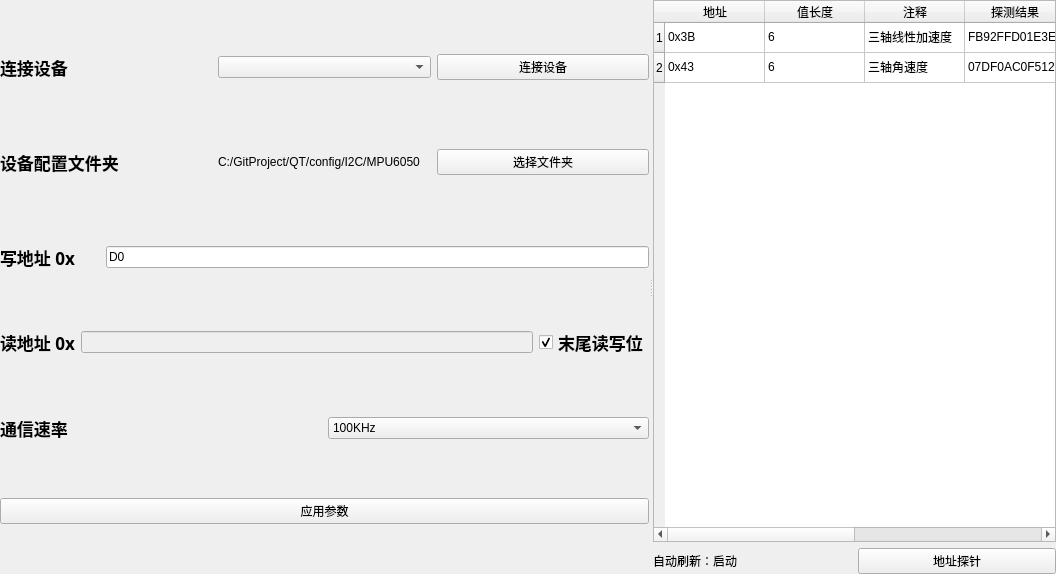
This is thirdTarget_I2CTool/IICDeviceEach.ui in Yecgaa1/WirelessMonitor as Qt 5 draws it before an edit. The edited form follows.
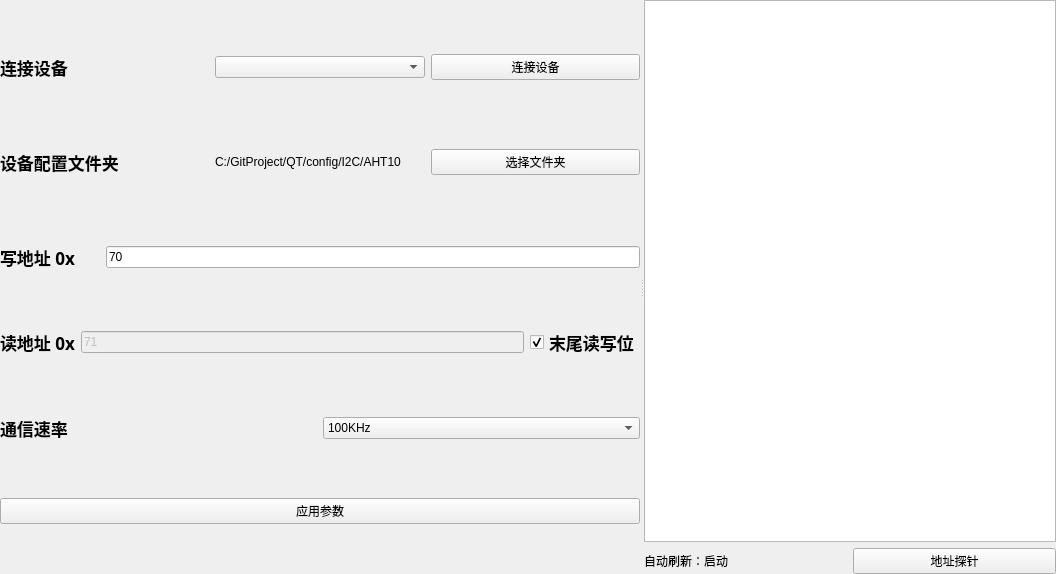
This is the edited form. Custom widgets are drawn as their Qt base class.

Patch:
```diff
--- a/thirdTarget_I2CTool/IICDeviceEach.ui
+++ b/thirdTarget_I2CTool/IICDeviceEach.ui
@@ -101,7 +101,7 @@
          <item>
           <widget class="QLabel" name="DeviceFile">
            <property name="text">
-            <string>C:/GitProject/QT/config/I2C/MPU6050</string>
+            <string>C:/GitProject/QT/config/I2C/AHT10</string>
            </property>
           </widget>
          </item>
@@ -139,7 +139,7 @@
          <item>
           <widget class="FluLineEdit" name="ADDR_W">
            <property name="text">
-            <string>D0</string>
+            <string>70</string>
            </property>
           </widget>
          </item>
@@ -166,6 +166,9 @@
            <property name="enabled">
             <bool>false</bool>
            </property>
+           <property name="text">
+            <string>71</string>
+           </property>
           </widget>
          </item>
          <item>
@@ -254,88 +257,7 @@
      <widget class="QWidget" name="layoutWidget">
       <layout class="QVBoxLayout" name="verticalLayout_2">
        <item>
-        <widget class="QTableWidget" name="tableWidget">
-         <row>
-          <property name="text">
-           <string>1</string>
-          </property>
-         </row>
-         <row>
-          <property name="text">
-           <string>2</string>
-          </property>
-         </row>
-         <column>
-          <property name="text">
-           <string>地址</string>
-          </property>
-         </column>
-         <column>
-          <property name="text">
-           <string>值长度</string>
-          </property>
-         </column>
-         <column>
-          <property name="text">
-           <string>注释</string>
-          </property>
-         </column>
-         <column>
-          <property name="text">
-           <string>探测结果</string>
-          </property>
-         </column>
-         <column>
-          <property name="text">
-           <string>解算结果</string>
-          </property>
-         </column>
-         <column>
-          <property name="text">
-           <string>操作</string>
-          </property>
-         </column>
-         <item row="0" column="0">
-          <property name="text">
-           <string>0x3B</string>
-          </property>
-         </item>
-         <item row="0" column="1">
-          <property name="text">
-           <string>6</string>
-          </property>
-         </item>
-         <item row="0" column="2">
-          <property name="text">
-           <string>三轴线性加速度</string>
-          </property>
-         </item>
-         <item row="0" column="3">
-          <property name="text">
-           <string>FB92FFD01E3E</string>
-          </property>
-         </item>
-         <item row="1" column="0">
-          <property name="text">
-           <string>0x43</string>
-          </property>
-         </item>
-         <item row="1" column="1">
-          <property name="text">
-           <string>6</string>
-          </property>
-         </item>
-         <item row="1" column="2">
-          <property name="text">
-           <string>三轴角速度</string>
-          </property>
-         </item>
-         <item row="1" column="3">
-          <property name="text">
-           <string>07DF0AC0F512</string>
-          </property>
-         </item>
-        </widget>
+        <widget class="QTableWidget" name="tableWidget"/>
        </item>
        <item>
         <layout class="QHBoxLayout" name="horizontalLayout_7">
```
